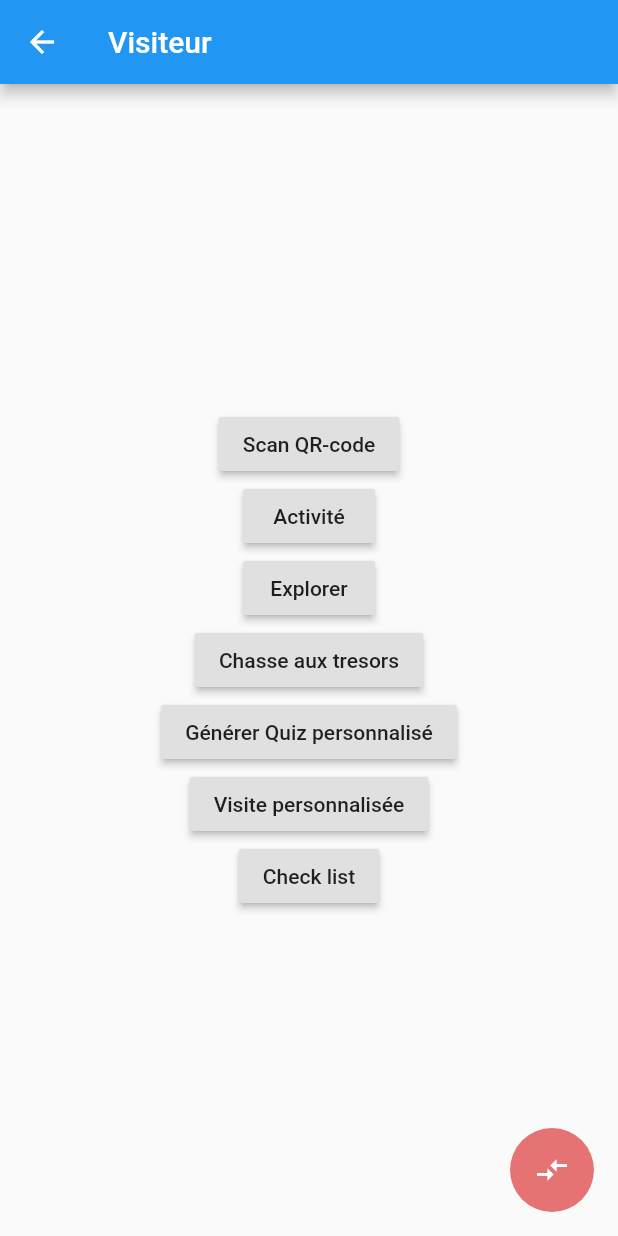
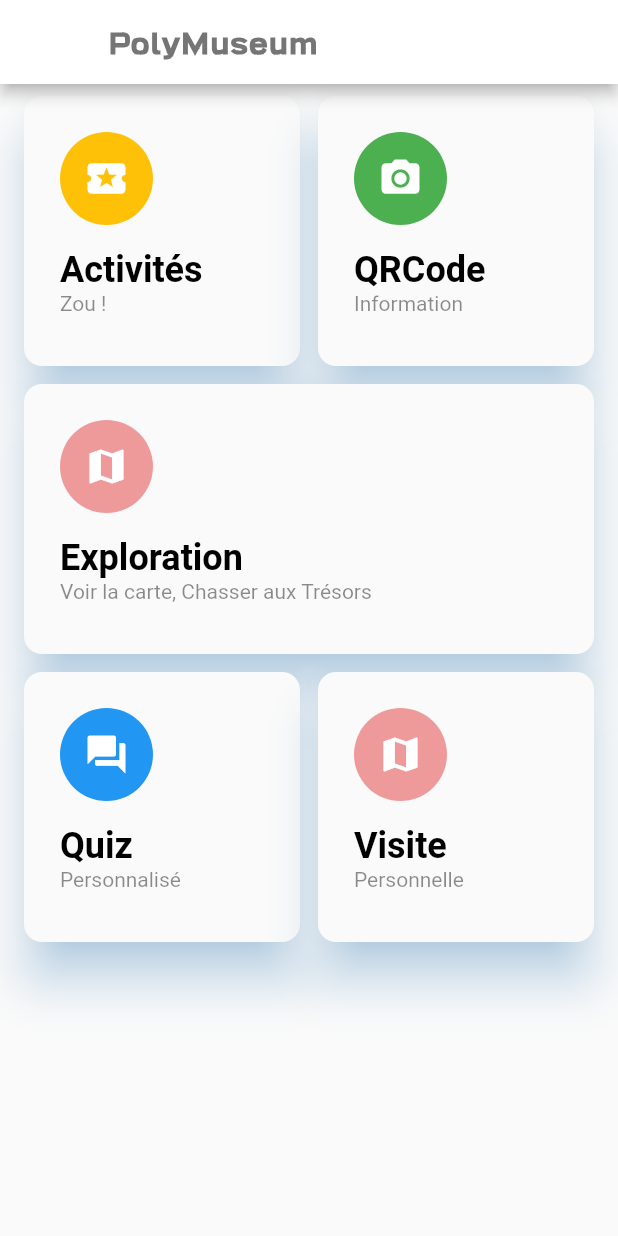
Before and after one commit to Raph-hsyuan/projet-janvier-19-pns-ps7-18-19-iam, a Flutter app: the VisitorScreen screen opened directly, on a phone screen of 412 x 824 dp. Run offline on Flutter 3.47's test engine with Material 2 defaults, Android fonts, the phone set to English and light mode, and no system bars; our stand-ins replace audioplayers, auto_size_text, cloud_firestore, flutter_compass, flutter_local_notifications, flutter_spinkit and 1 more; missing offline and left inert: barcode_scan, flutter_beacon, flutter_nfc_reader, permission, vibrate; accounts and stored records are empty; statements that could not run were skipped.

Commit message:
#35 ameliorer la page de visiteur

```diff
--- a/polymuseum/lib/screens/VisitorScreen.dart
+++ b/polymuseum/lib/screens/VisitorScreen.dart
@@ -1,104 +1,233 @@
 import 'package:flutter/material.dart';
-import 'package:polymuseum/screens/GuideScreen.dart';
-import 'package:polymuseum/screens/HuntScreen.dart';
 import 'package:polymuseum/screens/QuizGeneratorScreen.dart';
 import 'package:polymuseum/screens/QrScreen.dart';
-import 'package:polymuseum/DBHelper.dart';
 import 'package:polymuseum/screens/VisitChooserScreen.dart';
 import 'package:polymuseum/screens/CheckListScreen.dart';
-import 'package:polymuseum/screens/MapScreen.dart';
 import 'package:polymuseum/screens/ActivityScreen.dart';
+import 'package:flutter_staggered_grid_view/flutter_staggered_grid_view.dart';
+import 'package:polymuseum/screens/ChooseExpDialog.dart';
+import 'package:polymuseum/screens/ChooseVisitDialog.dart';
 
-class VisitorScreen extends StatelessWidget {
 
-  DBHelper dbHelper = new DBHelper();
+class VisitorScreen extends StatefulWidget
+{
+  @override
+  _VisitorScreenState createState() => _VisitorScreenState();
+}
+
+class _VisitorScreenState extends State<VisitorScreen>
+{
+  int actualChart = 0;
 
   @override
-  Widget build(BuildContext context) {
-    return Scaffold(
-      appBar: AppBar(
-        title: Text('Visiteur'),
+  Widget build(BuildContext context)
+  {
+    return Scaffold
+    (
+      appBar: AppBar
+      (
+        backgroundColor: Colors.white,
+        title: Text('PolyMuseum', style: TextStyle(color: Colors.grey[600], fontWeight: FontWeight.w700, fontSize: 20.0, fontFamily: 'Broadwell')),
       ),
-      body: Center(
-        child: new Column(
-            mainAxisAlignment: MainAxisAlignment.center,
+      body: StaggeredGridView.count(
+        crossAxisCount: 2,
+        crossAxisSpacing: 12.0,
+        mainAxisSpacing: 12.0,
+        padding: EdgeInsets.symmetric(horizontal: 16.0, vertical: 8.0),
         children: <Widget>[
-              RaisedButton(
-                child: Text('Scan QR-code'),
-                onPressed: () {
+          _buildTile(
+            Padding
+            (
+              padding: const EdgeInsets.all(24.0),
+              child: Column
+              (
+                mainAxisAlignment: MainAxisAlignment.start,
+                crossAxisAlignment: CrossAxisAlignment.start,
+                children: <Widget>
+                [
+                  Material
+                  (
+                    color: Colors.amber,
+                    shape: CircleBorder(),
+                    child: Padding
+                    (
+                      padding: EdgeInsets.all(16.0),
+                      child: Icon(Icons.local_activity, color: Colors.white, size: 30.0),
+                    )
+                  ),
+                  Padding(padding: EdgeInsets.only(bottom: 16.0)),
+                  Text('Activités', style: TextStyle(color: Colors.black, fontWeight: FontWeight.w700, fontSize: 24.0)),
+                  Text('Zou !', style: TextStyle(color: Colors.black45)),
+                ]
+              ),
+            ),
+            onTap: (){
+                  Navigator.push(
+                    context,
+                    MaterialPageRoute(builder: (context) => ActivityScreen()),
+                  );
+                }
+          ),
+
+          _buildTile(
+            Padding
+            (
+              padding: const EdgeInsets.all(24.0),
+              child: Column
+              (
+                mainAxisAlignment: MainAxisAlignment.start,
+                crossAxisAlignment: CrossAxisAlignment.start,
+                children: <Widget>
+                [
+                  Material
+                  (
+                    color: Colors.green,
+                    shape: CircleBorder(),
+                    child: Padding
+                    (
+                      padding: EdgeInsets.all(16.0),
+                      child: Icon(Icons.photo_camera, color: Colors.white, size: 30.0),
+                    )
+                  ),
+                  Padding(padding: EdgeInsets.only(bottom: 16.0)),
+                  Text('QRCode', style: TextStyle(color: Colors.black, fontWeight: FontWeight.w700, fontSize: 24.0)),
+                  Text('Information', style: TextStyle(color: Colors.black45)),
+                ]
+              ),
+            ),
+            onTap: (){
                   Navigator.push(
                     context,
                     MaterialPageRoute(builder: (context) => QrScreen()),
                   );
-                },
+                }
           ),
-              RaisedButton(
-                child: Text('Activité'),
-                onPressed: () {
+
+          _buildTile(
+            Padding
+            (
+              padding: const EdgeInsets.all(24.0),
+              child: Column
+              (
+                mainAxisAlignment: MainAxisAlignment.start,
+                crossAxisAlignment: CrossAxisAlignment.start,
+                children: <Widget>
+                [
+                  Material
+                  (
+                    color: Colors.red[200],
+                    shape: CircleBorder(),
+                    child: Padding
+                    (
+                      padding: EdgeInsets.all(16.0),
+                      child: Icon(Icons.map, color: Colors.white, size: 30.0),
+                    )
+                  ),
+                  Padding(padding: EdgeInsets.only(bottom: 16.0)),
+                  Text('Exploration', style: TextStyle(color: Colors.black, fontWeight: FontWeight.w700, fontSize: 24.0)),
+                  Text('Voir la carte, Chasser aux Trésors', style: TextStyle(color: Colors.black45)),
+                ]
+              ),
+            ),
+            onTap: (){
                   Navigator.push(
                     context,
-                    MaterialPageRoute(builder: (context) => ActivityScreen()),
+                    MaterialPageRoute(builder: (_) => new Scaffold(backgroundColor:Colors.grey[200],body:ChooseExpDialog())),
                   );
-                },
+                }
           ),
-              RaisedButton(
-                child: Text('Explorer'),
-                onPressed: () {
-                  Navigator.push(
-                    context,
-                    MaterialPageRoute(builder: (context) => MapScreen()),
-                  );
-                },
+
+          _buildTile(
+            Padding
+            (
+              padding: const EdgeInsets.all(24.0),
+              child: Column
+              (
+                mainAxisAlignment: MainAxisAlignment.start,
+                crossAxisAlignment: CrossAxisAlignment.start,
+                children: <Widget>
+                [
+                  Material
+                  (
+                    color: Colors.blue,
+                    shape: CircleBorder(),
+                    child: Padding
+                    (
+                      padding: EdgeInsets.all(16.0),
+                      child: Icon(Icons.question_answer, color: Colors.white, size: 30.0),
+                    )
                   ),
-              RaisedButton(
-                child: Text('Chasse aux tresors'),
-                onPressed: () {
-                  Navigator.push(
-                    context,
-                    MaterialPageRoute(builder: (context) => HuntScreen()),
-                  );
-                },
+                  Padding(padding: EdgeInsets.only(bottom: 16.0)),
+                  Text('Quiz', style: TextStyle(color: Colors.black, fontWeight: FontWeight.w700, fontSize: 24.0)),
+                  Text('Personnalisé', style: TextStyle(color: Colors.black45)),
+                ]
               ),
-              RaisedButton(
-                child: Text('Générer Quiz personnalisé'),
-                onPressed: () {
+            ),
+            onTap: (){
                   Navigator.push(
                     context,
                     MaterialPageRoute(builder: (context) => QuizGeneratorScreen()),
                   );
-                },
+                }
           ),
-              RaisedButton(
-                child: Text('Visite personnalisée'),
-                onPressed: () {
-                  Navigator.push(
-                    context,
-                    MaterialPageRoute(builder: (context) => VisitChooserScreen()),
-                  );
-                },
+
+          _buildTile(
+            Padding
+            (
+              padding: const EdgeInsets.all(24.0),
+              child: Column
+              (
+                mainAxisAlignment: MainAxisAlignment.start,
+                crossAxisAlignment: CrossAxisAlignment.start,
+                children: <Widget>
+                [
+                  Material
+                  (
+                    color: Colors.red[200],
+                    shape: CircleBorder(),
+                    child: Padding
+                    (
+                      padding: EdgeInsets.all(16.0),
+                      child: Icon(Icons.map, color: Colors.white, size: 30.0),
+                    )
                   ),
-              RaisedButton(
-                child: Text('Check list'),
-                onPressed: () {
-                  Navigator.push(
-                    context,
-                    MaterialPageRoute(builder: (context) => CheckListScreen()),
-                  );
-                },
-              ),
+                  Padding(padding: EdgeInsets.only(bottom: 16.0)),
+                  Text('Visite', style: TextStyle(color: Colors.black, fontWeight: FontWeight.w700, fontSize: 24.0)),
+                  Text('Personnelle', style: TextStyle(color: Colors.black45)),
                 ]
               ),
             ),
-        floatingActionButton: new FloatingActionButton(
-            elevation: 0.0,
-            child: new Icon(Icons.compare_arrows),
-            backgroundColor: new Color(0xFFE57373),
-            onPressed: (){
+            onTap: (){
                   Navigator.push(
                     context,
-                MaterialPageRoute(builder: (context) => GuideScreen()),
+                    MaterialPageRoute(builder: (_) => new Scaffold(backgroundColor:Colors.grey[200],body:ChooseVisitDialog())),
                   );
                 }
+          ),
+        ],
+        staggeredTiles: [
+          StaggeredTile.extent(1, 180.0),
+          StaggeredTile.extent(1, 180.0),
+          StaggeredTile.extent(2, 180.0),
+          StaggeredTile.extent(1, 180.0),
+          StaggeredTile.extent(1, 180.0),
+          // StaggeredTile.extent(2, 220.0),
+          // StaggeredTile.extent(2, 110.0),
+        ],
+      )
+    );
+  }
+
+  Widget _buildTile(Widget child, {Function() onTap}) {
+    return Material(
+      elevation: 14.0,
+      borderRadius: BorderRadius.circular(12.0),
+      shadowColor: Color(0x802196F3),
+      child: InkWell
+      (
+        // Do onTap() if it isn't null, otherwise do print()
+        onTap: onTap != null ? () => onTap() : () { print('Not set yet'); },
+        child: child
       )
     );
   }
--- a/polymuseum/lib/welcomePage/SplagePage.dart
+++ b/polymuseum/lib/welcomePage/SplagePage.dart
@@ -20,7 +20,6 @@ super.initState();
 countDown();
 }
 
-// 倒计时
 void countDown() {
 var _duration = new Duration(seconds: 3);
 new Future.delayed(_duration, go2HomePage);
--- a/polymuseum/pubspec.yaml
+++ b/polymuseum/pubspec.yaml
@@ -27,6 +27,9 @@ dependencies:
   flutter_nfc_reader: ^0.0.22
   audioplayers: ^0.8.0
   vibrate: ^0.0.4
+
+  #dashboard
+  flutter_staggered_grid_view: ^0.2.7
 
   #Very nice !!!! loading animation see https://github.com/jogboms/flutter_spinkit
   flutter_spinkit: "^3.1.0"
```
Also changed, not shown: polymuseum/lib/screens/ChooseExpDialog.dart (added, +83 -0 lines), polymuseum/lib/screens/ChooseVisitDialog.dart (added, +83 -0 lines), polymuseum/lib/screens/HuntScreen.dart (+15 -1 lines). Lines whose indentation alone changed are shown as unchanged.
